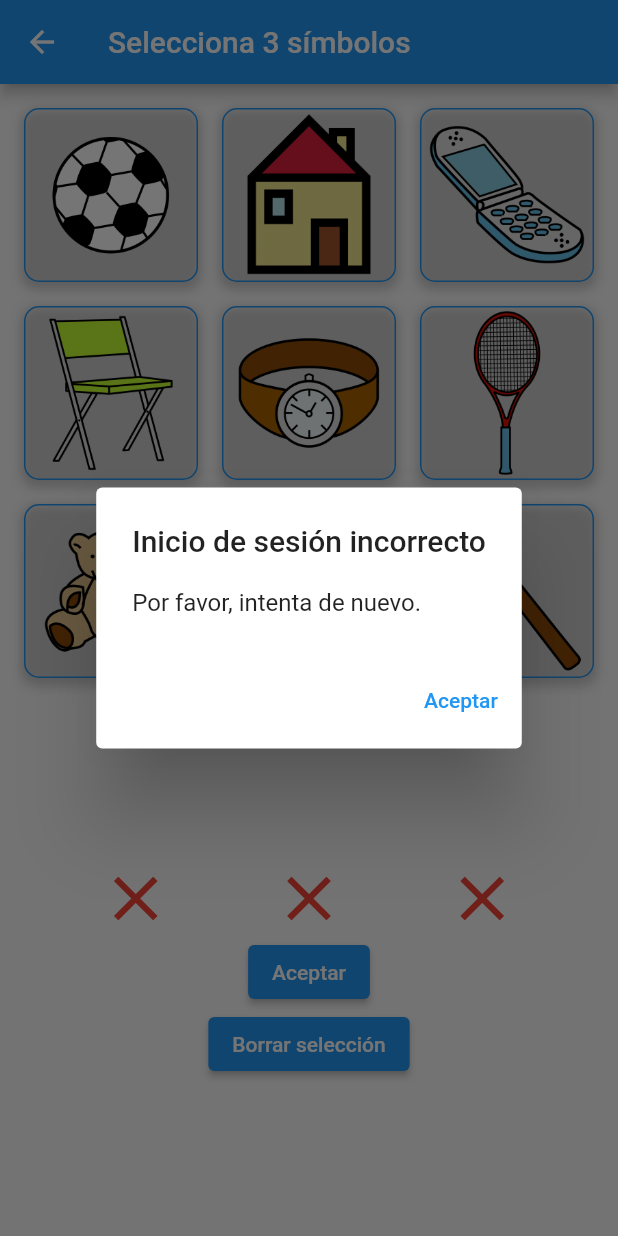
After one commit to teresitarg22/IncluyeME-UGR, a Flutter app: the LoginWithSymbols screen opened directly, after a tap on "Aceptar", on a phone screen of 412 x 824 dp. The commit adds this screen. Run offline on Flutter 3.47's test engine with Material 2 defaults, Android fonts, the phone set to English and light mode, and no system bars; our stand-ins replace file_picker, flutter_form_builder, google_fonts, image_picker, multi_select_flutter, permission_handler; missing offline and left inert: postgres.

Commit message:
Hechas vistas de usuario, login con símbolos y verificación

```diff
--- /dev/null
+++ b/incluye_me/lib/views/student_password_view.dart
@@ -0,0 +1,139 @@
+import 'package:flutter/material.dart';
+
+class LoginWithSymbols extends StatefulWidget {
+  @override
+  _LoginWithSymbolsState createState() => _LoginWithSymbolsState();
+}
+
+class _LoginWithSymbolsState extends State<LoginWithSymbols> {
+  List<String> selectedSymbols = [];
+  final List<String> symbols = List.generate(9, (index) => 'assets/symbol$index.png');
+
+  // Combinación correcta de símbolos
+  final List<String> correctCombination = [
+    'assets/symbol0.png',
+    'assets/symbol1.png',
+    'assets/symbol2.png',
+  ];
+
+  @override
+  Widget build(BuildContext context) {
+    return Scaffold(
+      appBar: AppBar(
+        title: Text('Selecciona 3 símbolos'),
+      ),
+      body: Column(
+        children: [
+          Expanded(
+            child: GridView.builder(
+              padding: const EdgeInsets.all(16.0), // Padding para los bordes
+              gridDelegate: SliverGridDelegateWithFixedCrossAxisCount(
+                crossAxisCount: 3,
+                crossAxisSpacing: 16.0, // Espaciado entre elementos
+                mainAxisSpacing: 16.0,
+              ),
+              itemCount: symbols.length,
+              itemBuilder: (context, index) {
+                return InkWell(
+                  onTap: () {
+                    if (selectedSymbols.length < 3) {
+                      setState(() {
+                        selectedSymbols.add(symbols[index]);
+                      });
+                    }
+                  },
+                  child: Container(
+                    decoration: BoxDecoration(
+                      border: Border.all(color: Colors.blue),
+                      borderRadius: BorderRadius.circular(10), // Borde redondeado
+                      boxShadow: [
+                        BoxShadow(
+                          color: Colors.grey.withOpacity(0.5),
+                          spreadRadius: 2,
+                          blurRadius: 5,
+                          offset: Offset(0, 3), // Sombra
+                        ),
+                      ],
+                    ),
+                    child: Image.asset(symbols[index]),
+                  ),
+                );
+              },
+            ),
+          ),
+          Container(
+            padding: const EdgeInsets.only(bottom: 16.0), // Padding inferior
+            height: 250,
+            child: Column(
+              children: [
+                Row(
+                  mainAxisAlignment: MainAxisAlignment.spaceEvenly,
+                  children: List.generate(3, (index) {
+                    if (index < selectedSymbols.length) {
+                      return Image.asset(selectedSymbols[index], height: 100, width: 100);
+                    } else {
+                      return Icon(Icons.clear, size: 50, color: Colors.red);
+                    }
+                  }),
+                ),
+                ElevatedButton(
+                  onPressed: () {
+                    // Verificar si la combinación es correcta
+                    if (selectedSymbols.length == 3 &&
+                        selectedSymbols[0] == correctCombination[0] &&
+                        selectedSymbols[1] == correctCombination[1] &&
+                        selectedSymbols[2] == correctCombination[2]) {
+                      // Mostrar popup de inicio de sesión correcto
+                      showDialog(
+                        context: context,
+                        builder: (context) => AlertDialog(
+                          title: Text('Inicio de sesión correcto'),
+                          content: Text('Redirigiendo...'),
+                          actions: [
+                            TextButton(
+                              onPressed: () {
+                                // Simular redirección
+                                Navigator.pop(context); // Cerrar popup
+                                Navigator.pop(context); // Cerrar pantalla actual
+                              },
+                              child: Text('Aceptar'),
+                            ),
+                          ],
+                        ),
+                      );
+                    } else {
+                      // Mostrar popup de inicio de sesión incorrecto
+                      showDialog(
+                        context: context,
+                        builder: (context) => AlertDialog(
+                          title: Text('Inicio de sesión incorrecto'),
+                          content: Text('Por favor, intenta de nuevo.'),
+                          actions: [
+                            TextButton(
+                              onPressed: () => Navigator.pop(context), // Cerrar popup
+                              child: Text('Aceptar'),
+                            ),
+                          ],
+                        ),
+                      );
+                    }
+                  },
+                  child: Text('Aceptar'),
+                ),
+                ElevatedButton(
+                  onPressed: () {
+                    // Acción para borrar toda la selección
+                    setState(() {
+                      selectedSymbols.clear();
+                    });
+                  },
+                  child: Text('Borrar selección'),
+                ),
+              ],
+            ),
+          ),
+        ],
+      ),
+    );
+  }
+}
```
Also changed, not shown: incluye_me/lib/views/registro_alumno.dart (+9 -9 lines), incluye_me/lib/views/start_view.dart (+10 -10 lines), incluye_me/lib/views/student_login_view.dart (added, +38 -0 lines), incluye_me/assets/symbol0.png (renamed from incluye_me/assets/balon.png), incluye_me/assets/symbol1.png (renamed from incluye_me/assets/casa.png), incluye_me/assets/symbol2.png (renamed from incluye_me/assets/telefono.png), incluye_me/assets/symbol3.png (renamed from incluye_me/assets/silla.png), incluye_me/assets/symbol4.png (renamed from incluye_me/assets/reloj.png), incluye_me/assets/symbol5.png (renamed from incluye_me/assets/raqueta.png), incluye_me/assets/symbol6.png (renamed from incluye_me/assets/oso.png), incluye_me/assets/symbol7.png (renamed from incluye_me/assets/hamburguesa.png), incluye_me/assets/symbol8.png (renamed from incluye_me/assets/martillo.png).
